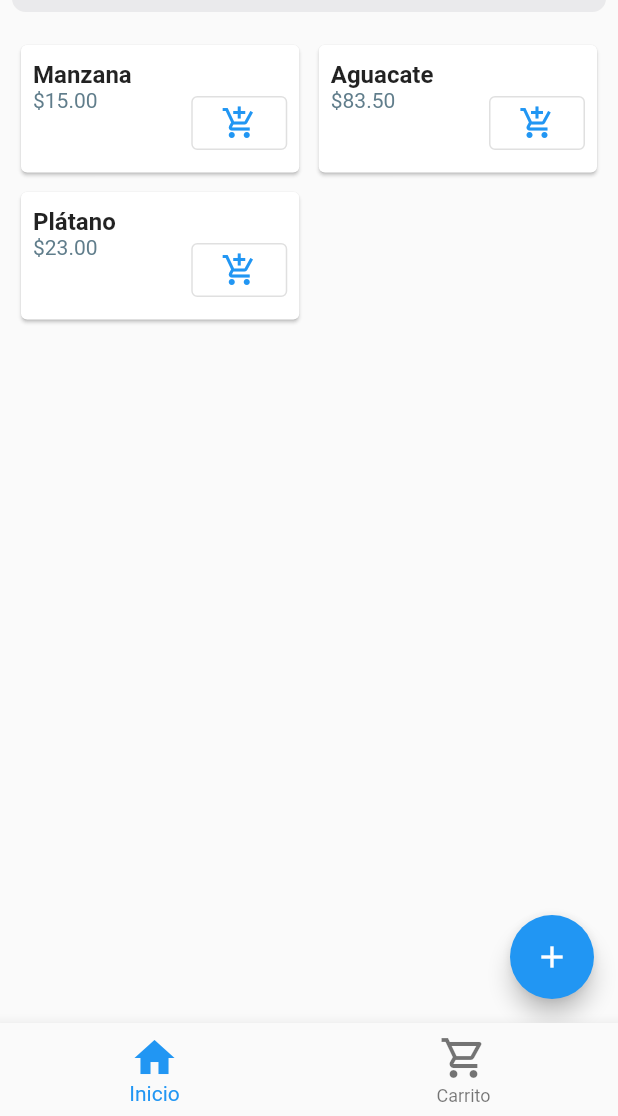
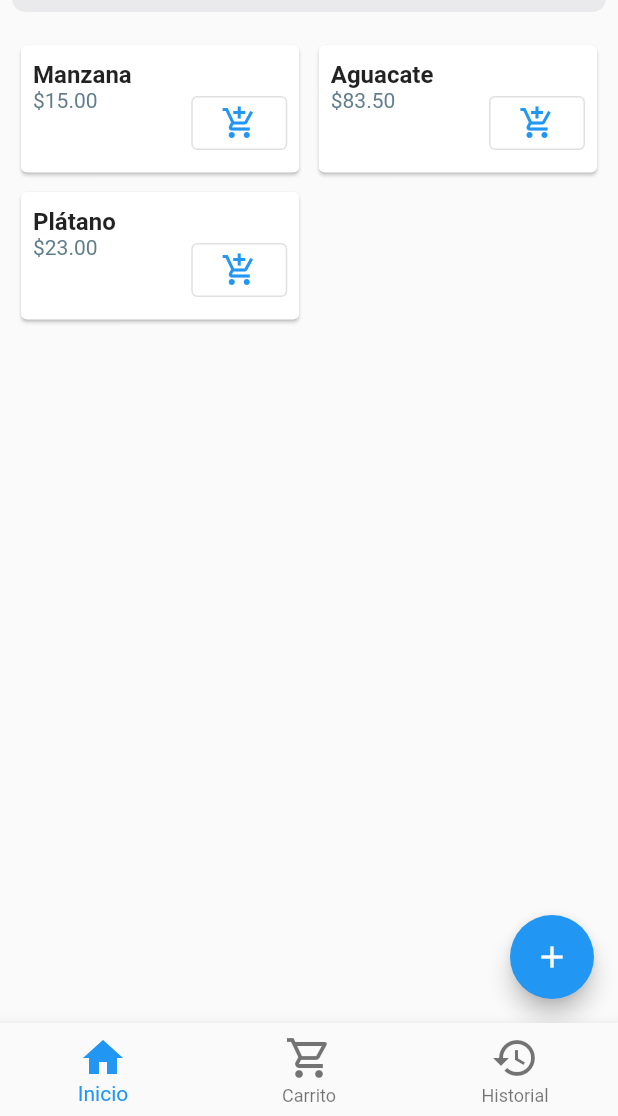
Before and after one commit to MoyaMaker/money_manager, a Flutter app: the screen it shows after launch, on a phone screen of 412 x 824 dp, the part 120-1236 px from its top. Run offline on Flutter 3.47's test engine with Material 2 defaults, Android fonts, the light colour scheme and no system bars; our stand-ins replace flutter_mobx, mobx; generated files the repository leaves out were written again.

Commit message:
rename files

```diff
--- a/lib/modules/groceries/main_groceries.dart
+++ b/lib/modules/groceries/main_groceries.dart
@@ -1,7 +1,8 @@
 import 'package:flutter/material.dart';
 import 'package:flutter_mobx/flutter_mobx.dart';
 import 'package:money_manager/modules/groceries/pages/groceries_page.dart';
-import 'package:money_manager/modules/groceries/pages/groceries_shopping_cart_page.dart';
+import 'package:money_manager/modules/groceries/pages/shopping_cart_page.dart';
+import 'package:money_manager/modules/groceries/pages/shopping_history_page.dart';
 import 'package:money_manager/modules/groceries/stores/shopping_cart_store.dart';
 import 'package:provider/provider.dart';
 
@@ -57,22 +58,33 @@ class _MainGroceriesState extends State<MainGroceries> {
                       ? const Icon(Icons.home)
                       : const Icon(Icons.home_outlined),
                   label: 'Inicio'),
-              BottomNavigationBarItem(icon: _shoppingCart(), label: 'Carrito'),
+              BottomNavigationBarItem(icon: _shoppingCart(1), label: 'Carrito'),
+              BottomNavigationBarItem(
+                  icon: _activePage == 2
+                      ? const Icon(Icons.history)
+                      : const Icon(Icons.history_outlined),
+                  label: 'Historial'),
             ]),
         body: PageView(
           controller: _pageController,
           physics: const NeverScrollableScrollPhysics(),
           onPageChanged: (value) => setState(() => _activePage = value),
-          children: const [GroceriesPage(), GroceriesShoppingCartPage()],
+          children: const [
+            GroceriesPage(),
+            GroceriesShoppingCartPage(),
+            GroceriesShoppingHistoryPage()
+          ],
         ),
       ),
     );
   }
 
-  Widget _shoppingCart() {
+  Widget _shoppingCart(int activeIndex) {
     return Stack(alignment: Alignment.center, children: [
       Icon(
-          _activePage == 1 ? Icons.shopping_cart : Icons.shopping_cart_outlined,
+          _activePage == activeIndex
+              ? Icons.shopping_cart
+              : Icons.shopping_cart_outlined,
           semanticLabel: 'Shopping cart'),
       Positioned(
           top: 0.0,
--- a/lib/modules/groceries/routes/routes.dart
+++ b/lib/modules/groceries/routes/routes.dart
@@ -1,15 +1,17 @@
 import 'package:flutter/material.dart';
 import 'package:money_manager/modules/groceries/main_groceries.dart';
-import 'package:money_manager/modules/groceries/pages/groceries_new_product_page.dart';
-import 'package:money_manager/modules/groceries/pages/groceries_payment_page.dart';
+import 'package:money_manager/modules/groceries/pages/new_product_page.dart';
+import 'package:money_manager/modules/groceries/pages/payment_page.dart';
+import 'package:money_manager/modules/groceries/pages/shopping_history_page.dart';
 
 import '../pages/groceries_page.dart';
-import '../pages/groceries_shopping_cart_page.dart';
+import '../pages/shopping_cart_page.dart';
 
 final groceriesRoutes = <String, Widget Function(BuildContext)>{
   '/': (_) => const MainGroceries(),
   'groceries': (_) => const GroceriesPage(),
   'groceries/shopping-cart': (_) => const GroceriesShoppingCartPage(),
   'groceries/new-product': (_) => const GroceriesNewProductPage(),
-  'groceries/payment': (_) => const GroceriesPaymentPage()
+  'groceries/payment': (_) => const GroceriesPaymentPage(),
+  'groceries/shopping-history': (_) => const GroceriesShoppingHistoryPage()
 };
```
Also changed, not shown: lib/modules/groceries/pages/new_product_page.dart (renamed from lib/modules/groceries/pages/groceries_new_product_page.dart), lib/modules/groceries/pages/payment_page.dart (renamed from lib/modules/groceries/pages/groceries_payment_page.dart), lib/modules/groceries/pages/shopping_cart_page.dart (renamed from lib/modules/groceries/pages/groceries_shopping_cart_page.dart).
